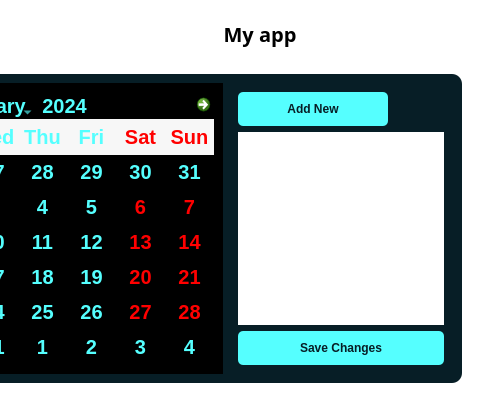
Old version of the form landing and others/calander.ui in the repository Paurakh977/PyQT; both pictures show x 388 to 868 and y 0 to 401 of the 868 by 401 pixel window.
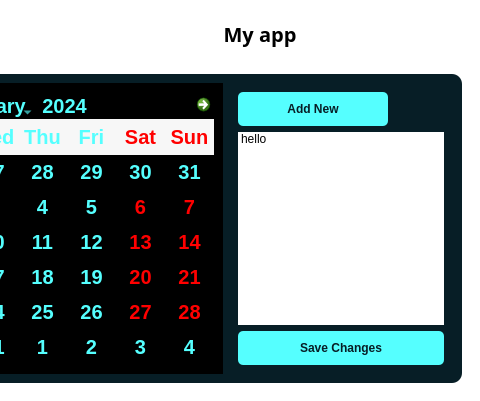
New version of the form. Icons and pictures are not drawn.

Commit message: calender font color fixed

What changed in the file:
```diff
--- a/landing and others/calander.ui
+++ b/landing and others/calander.ui
@@ -376,8 +376,14 @@
              <item>
               <widget class="QListWidget" name="tasksListWidget">
                <property name="styleSheet">
-                <string notr="true">background-color: rgb(255, 255, 255);</string>
+                <string notr="true">background-color: rgb(255, 255, 255);
+color: black;</string>
                </property>
+               <item>
+                <property name="text">
+                 <string>hello</string>
+                </property>
+               </item>
               </widget>
              </item>
              <item>
```
Left out of the diff: 12 changed lines with no effect on the pictures. The commit also changes 1 other file.
